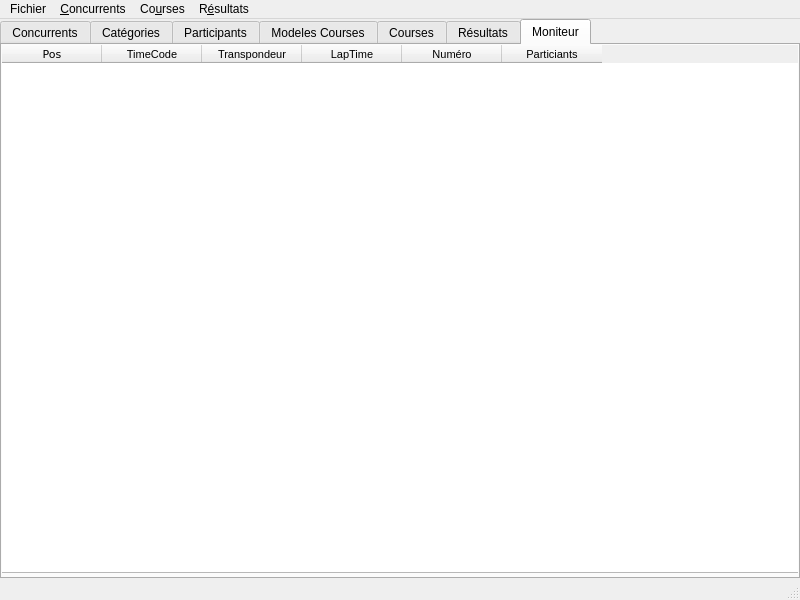
alcatrazproduction/Chrono, file MainWindow.ui: the form before one commit.
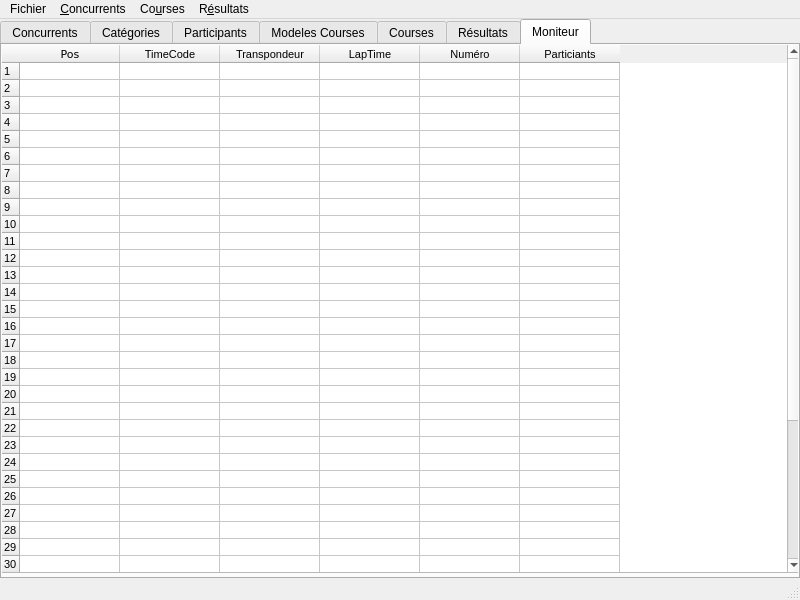
The form after the commit.

What changed in the file:
```diff
--- a/MainWindow.ui
+++ b/MainWindow.ui
@@ -1694,6 +1694,9 @@
          <property name="frameShadow">
           <enum>QFrame::Sunken</enum>
          </property>
+         <property name="horizontalScrollBarPolicy">
+          <enum>Qt::ScrollBarAlwaysOff</enum>
+         </property>
          <property name="sizeAdjustPolicy">
           <enum>QAbstractScrollArea::AdjustToContents</enum>
          </property>
@@ -1715,6 +1718,12 @@
          <property name="selectionBehavior">
           <enum>QAbstractItemView::SelectRows</enum>
          </property>
+         <property name="wordWrap">
+          <bool>false</bool>
+         </property>
+         <property name="rowCount">
+          <number>40</number>
+         </property>
          <attribute name="horizontalHeaderDefaultSectionSize">
           <number>100</number>
          </attribute>
@@ -1730,6 +1739,46 @@
          <attribute name="verticalHeaderMinimumSectionSize">
           <number>10</number>
          </attribute>
+         <row/>
+         <row/>
+         <row/>
+         <row/>
+         <row/>
+         <row/>
+         <row/>
+         <row/>
+         <row/>
+         <row/>
+         <row/>
+         <row/>
+         <row/>
+         <row/>
+         <row/>
+         <row/>
+         <row/>
+         <row/>
+         <row/>
+         <row/>
+         <row/>
+         <row/>
+         <row/>
+         <row/>
+         <row/>
+         <row/>
+         <row/>
+         <row/>
+         <row/>
+         <row/>
+         <row/>
+         <row/>
+         <row/>
+         <row/>
+         <row/>
+         <row/>
+         <row/>
+         <row/>
+         <row/>
+         <row/>
          <column>
           <property name="text">
            <string>Pos</string>
```
Left out of the diff: 12 changed lines with no effect on the pictures.
